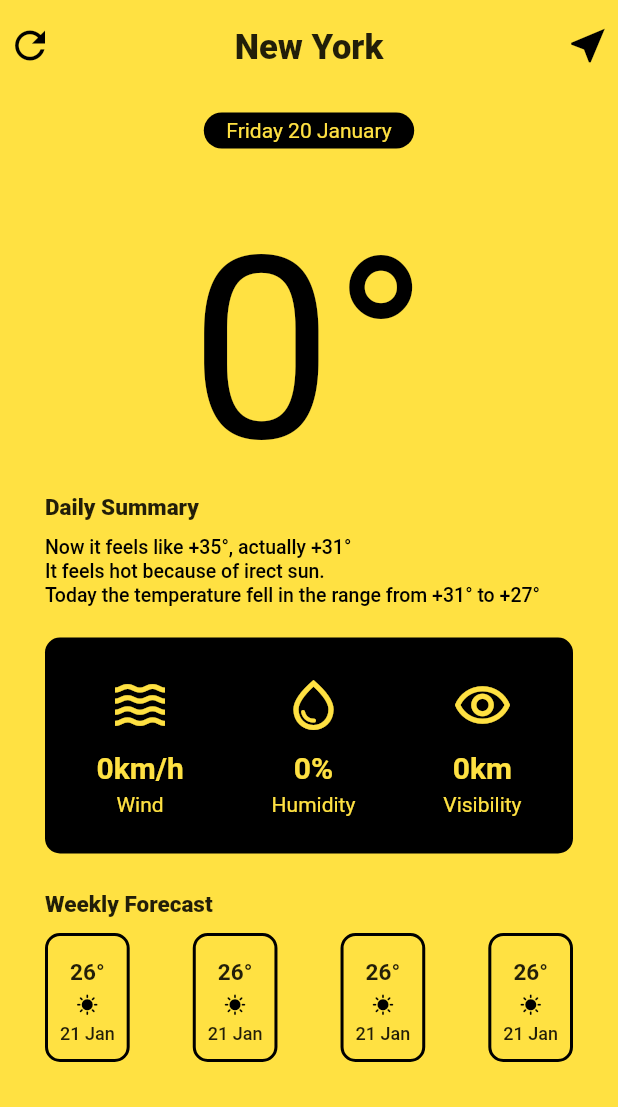
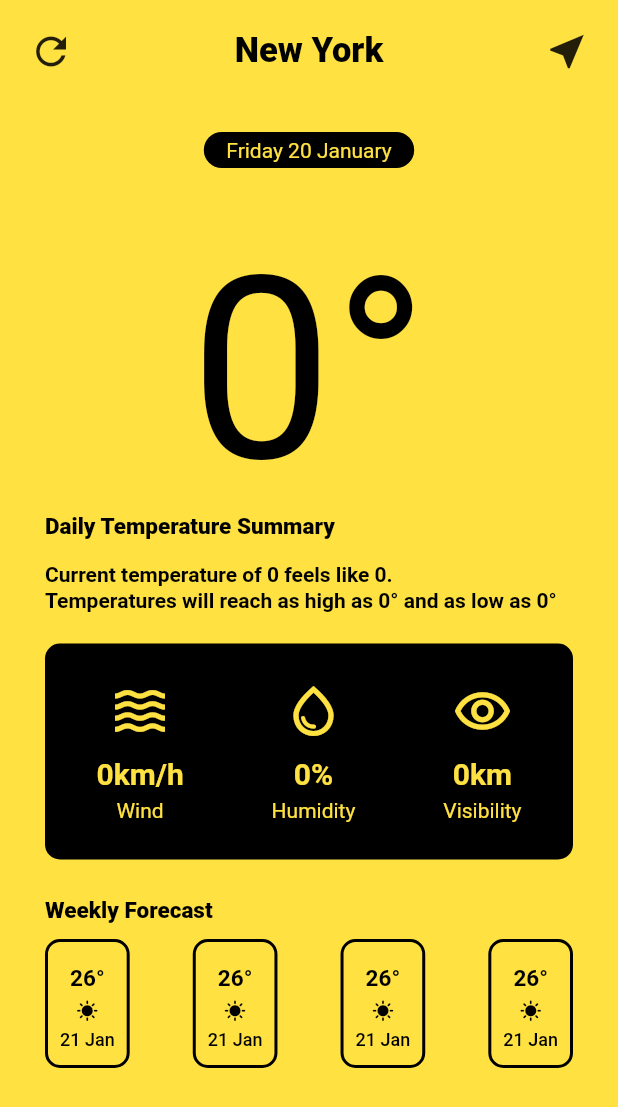
Before and after one commit to pelcastre-leomat/clima-flutter, a Flutter app: the LocationScreenRedesign screen opened directly with empty values, on a phone screen of 412 x 824 dp. Shown: the top 1107 px of the screen. Run offline on Flutter 3.47's test engine with Material 2 defaults, Android fonts, the phone set to English and light mode, and no system bars; our stand-ins replace flutter_spinkit, geolocator; network calls fail; statements that could not run were skipped.

Commit message:
Display actual values for current weather, started implementation for forecast

```diff
--- a/lib/screens/loading_screen.dart
+++ b/lib/screens/loading_screen.dart
@@ -1,6 +1,7 @@
 import 'dart:convert';
 import 'package:clima_flutter/screens/location_screen_redesign.dart';
 import 'package:flutter/material.dart';
+import 'package:flutter/services.dart';
 import 'location_screen.dart';
 import 'package:clima_flutter/services/weather.dart';
 import 'package:flutter_spinkit/flutter_spinkit.dart';
@@ -17,6 +18,7 @@ class _LoadingScreenState extends State<LoadingScreen> {
   void initState() {
     // TODO: implement initState
     getLocationData();
+    SystemChrome.setEnabledSystemUIMode(SystemUiMode.manual, overlays: []);
     super.initState();
   }
 
--- a/lib/screens/location_screen_redesign.dart
+++ b/lib/screens/location_screen_redesign.dart
@@ -1,5 +1,6 @@
+import 'package:clima_flutter/services/forecast_parser.dart';
 import 'package:clima_flutter/services/weather.dart';
-import 'package:clima_flutter/services/weather_parser.dart';
+import 'package:clima_flutter/services/day_weather_parser.dart';
 import 'package:clima_flutter/utilities/constants.dart';
 import 'package:flutter/material.dart';
 import 'package:flutter/services.dart';
@@ -18,6 +19,9 @@ class _LocationScreenStateRedesign extends State<LocationScreenRedesign> {
   num wind = 0;
   num humidity = 0;
   num visibility = 0;
+  num maxTemp = 0;
+  num minTemp = 0;
+  num feelsLikeTemp = 0;
   String conditionText = "";
   String weatherIcon = "";
   String weatherMessage = "";
@@ -30,7 +34,9 @@ class _LocationScreenStateRedesign extends State<LocationScreenRedesign> {
   }
 
   void updateUI(dynamic weatherData){
-    WeatherParser weatherParser = WeatherParser(weatherData: weatherData);
+    DayWeatherParser dayWeatherParser = DayWeatherParser(weatherData: weatherData);
+    ForecastParser forecastParser = ForecastParser(weatherData: weatherData);
+
     setState(() {
       if(weatherData == null){
         temp= 0;
@@ -39,13 +45,19 @@ class _LocationScreenStateRedesign extends State<LocationScreenRedesign> {
         cityName = "";
         return;
       }
-      temp = weatherParser.getTemp();
-      cityName = weatherParser.getName();
+      temp = dayWeatherParser.getTemp();
+      cityName = dayWeatherParser.getName();
       // var condition = weatherParser.getCondition();
-      conditionText = weatherParser.getCondition();
-      wind = weatherParser.getWind();
-      humidity = weatherParser.getHumidity();
-      visibility = weatherParser.getVisibility();
+      conditionText = dayWeatherParser.getCondition();
+      wind = dayWeatherParser.getWind();
+      humidity = dayWeatherParser.getHumidity();
+      visibility = dayWeatherParser.getVisibility();
+      maxTemp = dayWeatherParser.getMaxTemp();
+      minTemp = dayWeatherParser.getMinTemp();
+      feelsLikeTemp = dayWeatherParser.getFeelsLikeTemp();
+
+      print(forecastParser.getNDays());
+
       // weatherIcon = weatherModel.getWeatherIcon(condition);
       // weatherMessage = weatherModel.getMessage(temp.toInt());
     });
@@ -62,22 +74,25 @@ class _LocationScreenStateRedesign extends State<LocationScreenRedesign> {
           child: Column(
             children: [
               SizedBox(
-                height: 15,
+                height: 10,
               ),
               Padding(
                 padding: EdgeInsets.symmetric(
-                  horizontal: 5
+                  horizontal: 10
                 ),
                 child: Row(
                   mainAxisAlignment: MainAxisAlignment.spaceBetween,
-                  crossAxisAlignment: CrossAxisAlignment.end,
+                  crossAxisAlignment: CrossAxisAlignment.center,
                   children: [
-                    Container(
-                      child: Icon(
+                    IconButton(
+                      icon: Icon(
                         Icons.refresh,
                         size: 30,
-                        color: Colors.black,
                       ),
+                      onPressed: () async {
+                        var weatherData = await weatherModel.getLocationWeather();
+                        updateUI(weatherData);
+                      },
                     ),
                     Container(
                       child: Text(
@@ -88,13 +103,15 @@ class _LocationScreenStateRedesign extends State<LocationScreenRedesign> {
                         ),
                       ),
                     ),
-                    Container(
-                      child: Icon(
+                    IconButton(
+                      icon: Icon(
                         Icons.near_me,
-                        color: Colors.black,
                         size: 30,
                       ),
-                    )
+                      onPressed: (){
+
+                      },
+                    ),
                   ],
                 ),
               ),
@@ -146,25 +163,20 @@ class _LocationScreenStateRedesign extends State<LocationScreenRedesign> {
                     Container(
                       width: double.infinity,
                       child: Text(
-                        "Daily Summary",
+                        "Daily Temperature Summary",
                         style: kSmallTitleStyle,
                       ),
                     ),
                     SizedBox(
-                      height: 10,
+                      height: 15,
                     ),
                     Container(
                       width: double.infinity,
                       child:Text(
-                        "Now it feels like +35°, actually +31°\n"
-                            "It feels hot because of irect sun.\n"
-                            "Today the temperature fell in the range from +31° to +27°",
-                        style: TextStyle(
-                          color: Colors.black,
-                          height: 1.2,
-                          fontSize: 13,
-                          fontWeight: FontWeight.w500,
-                        ),
+                        "Current temperature of ${temp} feels like ${feelsLikeTemp}.\n"
+                            "Temperatures will reach as high as ${maxTemp}° and"
+                            " as low as ${minTemp}°",
+                        style: kDailySummaryTempStyle,
                       ),
                     ),
                     SizedBox(
--- a/lib/services/weather_parser.dart
+++ b/lib/services/day_weather_parser.dart
@@ -1,7 +1,5 @@
-import 'package:clima_flutter/fakeClasses/fakeNetworking.dart';
-
-class WeatherParser{
-  WeatherParser({required this.weatherData});
+class DayWeatherParser{
+  DayWeatherParser({required this.weatherData});
 
   final dynamic weatherData;
 
@@ -29,11 +27,15 @@ class WeatherParser{
     return weatherData["current"]["vis_km"];
   }
 
-  int getMaxTemp(){
+  num getMaxTemp(){
     return weatherData["forecast"]["forecastday"][0]["day"]["maxtemp_c"];
   }
 
-  int getMinTemp(){
+  num getMinTemp(){
     return weatherData["forecast"]["forecastday"][0]["day"]["mintemp_c"];
   }
+
+  num getFeelsLikeTemp(){
+    return weatherData["current"]["feelslike_c"];
+  }
 }
--- /dev/null
+++ b/lib/services/forecastDay.dart
@@ -0,0 +1,3 @@
+class ForecastDay{
+  ForecastDay();
+}
--- /dev/null
+++ b/lib/services/forecast_parser.dart
@@ -0,0 +1,11 @@
+class ForecastParser{
+  ForecastParser({required this.weatherData});
+
+  final dynamic weatherData;
+
+  int getNDays(){
+    return weatherData["forecast"]["forecastday"].length;
+  }
+
+  //Return day objects
+}
--- a/lib/services/weather.dart
+++ b/lib/services/weather.dart
@@ -3,7 +3,7 @@ import 'dart:convert';
 import 'package:clima_flutter/fakeClasses/fakeNetworking.dart';
 import 'package:clima_flutter/services/networking.dart';
 import 'package:clima_flutter/location.dart';
-import 'package:clima_flutter/services/weather_parser.dart';
+import 'package:clima_flutter/services/day_weather_parser.dart';
 import 'package:flutter/services.dart';
 
 
@@ -22,10 +22,6 @@ class WeatherModel {
 
     FakeNetworkHelper fakeNetworkHelper = FakeNetworkHelper();
     return await fakeNetworkHelper.getData();
-    // if(weatherData == null){
-    //   return null;
-    // }
-    // return WeatherParser(weatherData: weatherData);
   }
 
   Future<dynamic> getCityWeather(String cityName) async{
--- a/lib/utilities/constants.dart
+++ b/lib/utilities/constants.dart
@@ -50,6 +50,13 @@ const TextStyle kSmallTitleStyle = TextStyle(
   fontSize: 15
 );
 
+const kDailySummaryTempStyle = TextStyle(
+  color: Colors.black,
+  height: 1.2,
+  fontSize: 14,
+  fontWeight: FontWeight.w600,
+);
+
 const double kElementBorderRadius = 10;
 
 const kForecastTempStyle = TextStyle(
```
Also changed, not shown: lib/main.dart (+7 -1 lines).
